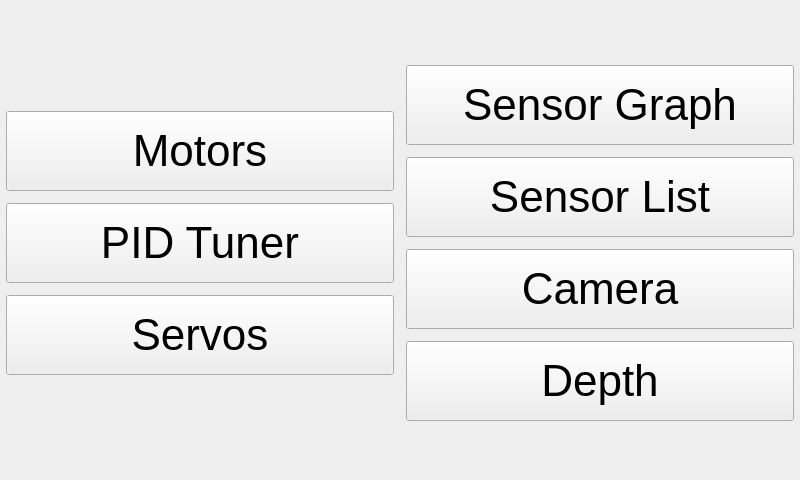
The window that ui/MotorsSensorsWidget.ui (kipr/botui) describes before a commit, drawn with Qt 5.
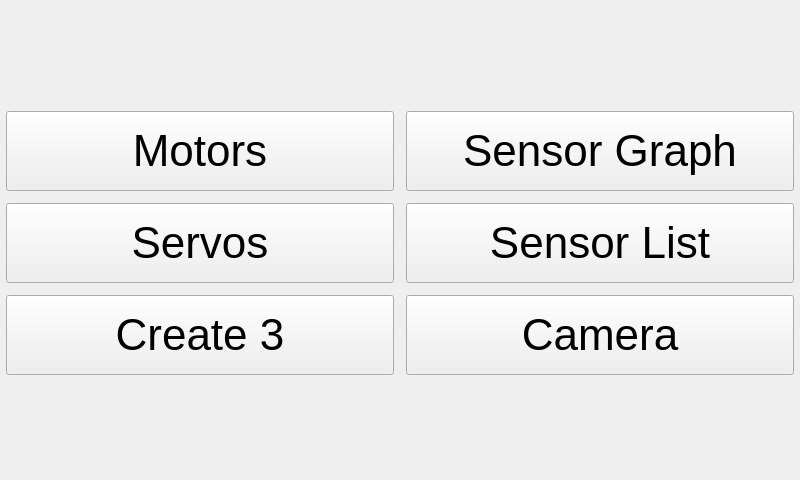
The same window after the commit. Icons and pictures are not drawn.

Commit message: Added Create3 Widget under Motors/Servos

```diff
--- a/ui/MotorsSensorsWidget.ui
+++ b/ui/MotorsSensorsWidget.ui
@@ -80,34 +80,6 @@
          </property>
         </widget>
        </item>
-       <item>
-        <widget class="QPushButton" name="pidTuner">
-         <property name="minimumSize">
-          <size>
-           <width>0</width>
-           <height>80</height>
-          </size>
-         </property>
-         <property name="font">
-          <font>
-           <pointsize>33</pointsize>
-          </font>
-         </property>
-         <property name="text">
-          <string>PID Tuner</string>
-         </property>
-         <property name="icon">
-          <iconset resource="../rc/icons.qrc">
-           <normaloff>:/icons/chart-bar.png</normaloff>:/icons/chart-bar.png</iconset>
-         </property>
-         <property name="iconSize">
-          <size>
-           <width>30</width>
-           <height>30</height>
-          </size>
-         </property>
-        </widget>
-       </item>
        <item>
         <widget class="QPushButton" name="servos">
          <property name="minimumSize">
@@ -136,6 +108,34 @@
          </property>
         </widget>
        </item>
+       <item>
+        <widget class="QPushButton" name="Create3">
+         <property name="minimumSize">
+          <size>
+           <width>0</width>
+           <height>80</height>
+          </size>
+         </property>
+         <property name="font">
+          <font>
+           <pointsize>33</pointsize>
+          </font>
+         </property>
+         <property name="text">
+          <string>Create 3</string>
+         </property>
+         <property name="icon">
+          <iconset resource="../rc/icons.qrc">
+           <normaloff>:/icons/fontawesome/solid/icons/fontawesome/solid/robot.svg</normaloff>:/icons/fontawesome/solid/icons/fontawesome/solid/robot.svg</iconset>
+         </property>
+         <property name="iconSize">
+          <size>
+           <width>30</width>
+           <height>30</height>
+          </size>
+         </property>
+        </widget>
+       </item>
        <item>
         <spacer name="verticalSpacer">
          <property name="orientation">
@@ -250,34 +250,6 @@
          </property>
         </widget>
        </item>
-       <item>
-        <widget class="QPushButton" name="depth">
-         <property name="minimumSize">
-          <size>
-           <width>0</width>
-           <height>80</height>
-          </size>
-         </property>
-         <property name="font">
-          <font>
-           <pointsize>33</pointsize>
-          </font>
-         </property>
-         <property name="text">
-          <string>Depth</string>
-         </property>
-         <property name="icon">
-          <iconset resource="../rc/icons.qrc">
-           <normaloff>:/icons/sort-amount-down-alt.png</normaloff>:/icons/sort-amount-down-alt.png</iconset>
-         </property>
-         <property name="iconSize">
-          <size>
-           <width>30</width>
-           <height>30</height>
-          </size>
-         </property>
-        </widget>
-       </item>
        <item>
         <spacer name="verticalSpacer_3">
          <property name="orientation">
```
The commit also changes 5 other files.
